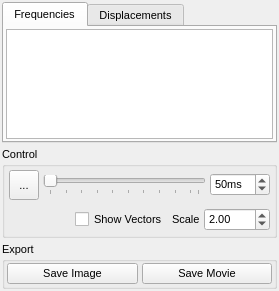
Before: the Qt Designer form src/gui/vibrations.ui in trisyoungs/aten, drawn with Qt 5.
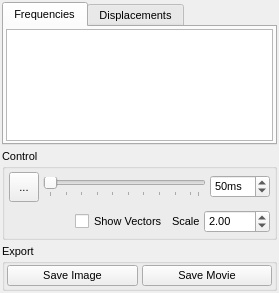
After: the same form once the commit is applied. Icons and pictures are not drawn.

The edit to the form file:
```diff
--- a/src/gui/vibrations.ui
+++ b/src/gui/vibrations.ui
@@ -6,13 +6,13 @@
     <x>0</x>
     <y>0</y>
     <width>279</width>
-    <height>291</height>
+    <height>293</height>
    </rect>
   </property>
   <property name="minimumSize">
    <size>
     <width>279</width>
-    <height>291</height>
+    <height>293</height>
    </size>
   </property>
   <property name="font">
```
Left out of the diff: 82 changed lines with no effect on the pictures.
